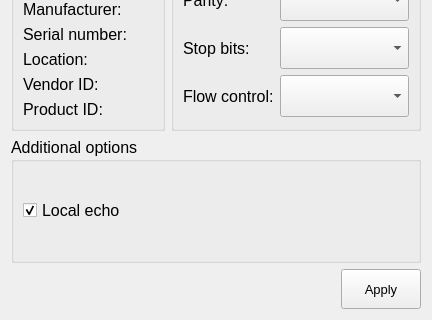
Before: the Qt Designer form serialsettingsdialog.ui in mishkoLitvin/L_Aries-progect, drawn with Qt 5; both pictures show x 0 to 432 and y 162 to 482 of the 432 by 482 pixel window.
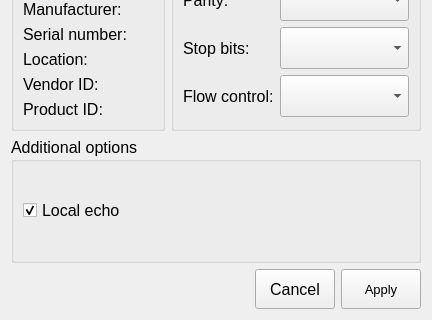
After: the same form once the commit is applied. Icons and pictures are not drawn.

Patch:
```diff
--- a/serialsettingsdialog.ui
+++ b/serialsettingsdialog.ui
@@ -237,6 +237,29 @@
        </property>
       </spacer>
      </item>
+     <item>
+      <widget class="QPushButton" name="pushButtonCancel">
+       <property name="minimumSize">
+        <size>
+         <width>60</width>
+         <height>40</height>
+        </size>
+       </property>
+       <property name="text">
+        <string>Cancel</string>
+       </property>
+       <property name="icon">
+        <iconset resource="icons.qrc">
+         <normaloff>:/new/icons/icons/multip.png</normaloff>:/new/icons/icons/multip.png</iconset>
+       </property>
+       <property name="iconSize">
+        <size>
+         <width>40</width>
+         <height>40</height>
+        </size>
+       </property>
+      </widget>
+     </item>
      <item>
       <widget class="QPushButton" name="applyButton">
        <property name="minimumSize">
```
